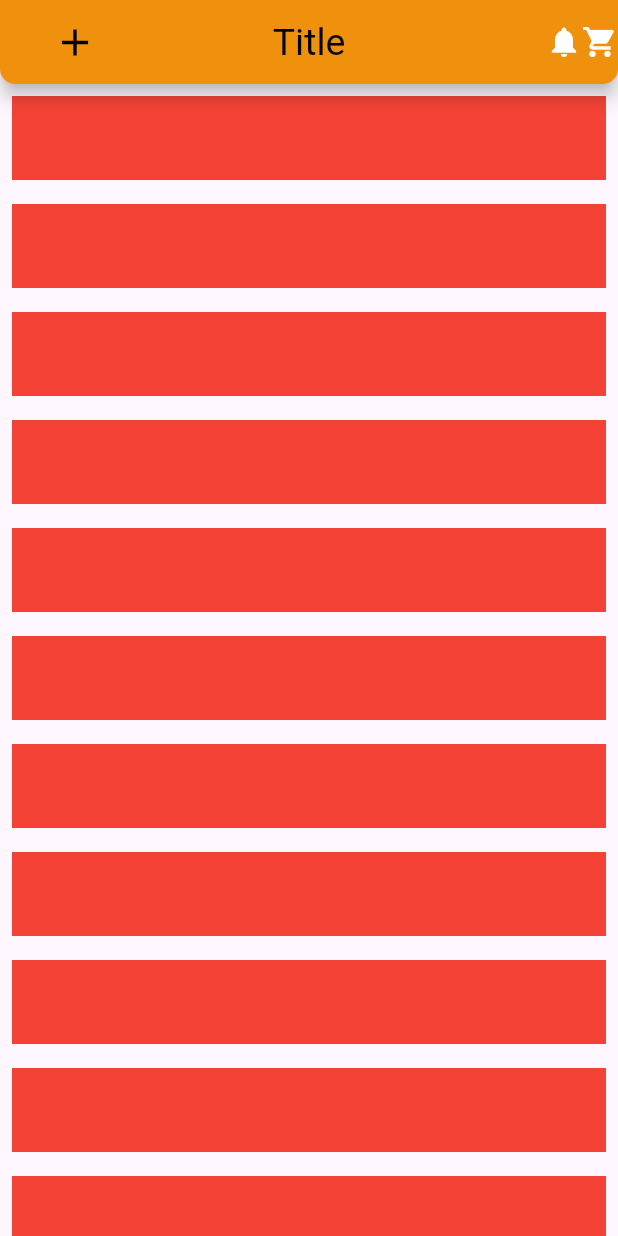
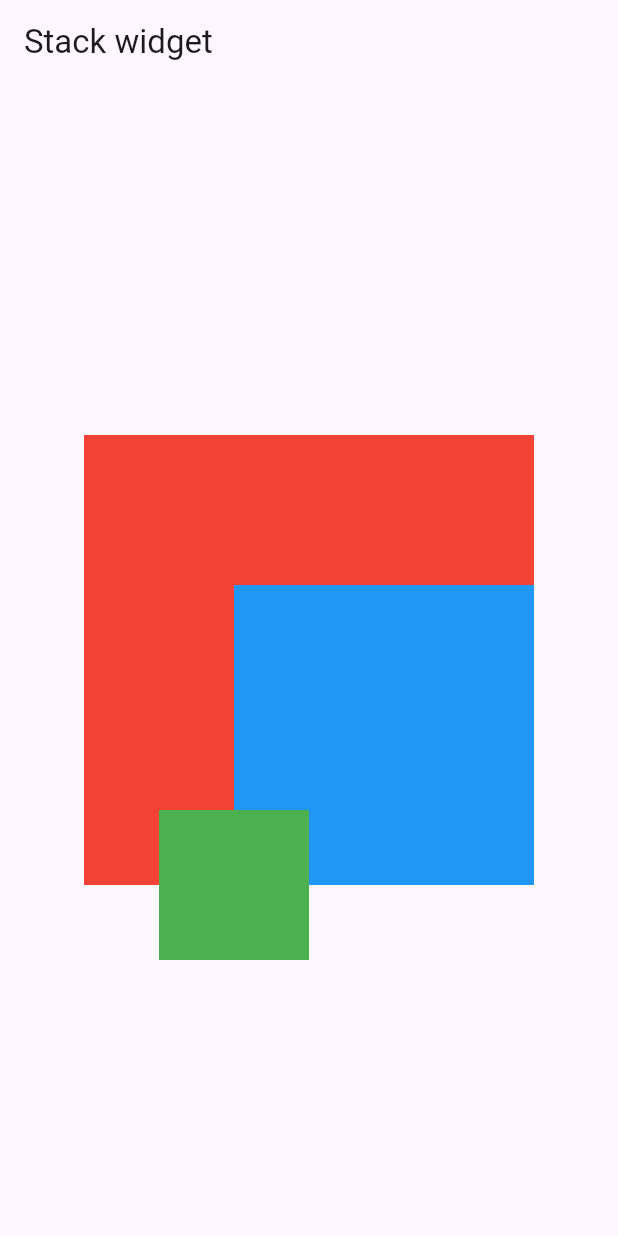
Before and after one commit to MohammadBahlaq/flutter_application_2, a Flutter app: the screen it shows after launch, on a phone screen of 412 x 824 dp. Run offline on Flutter 3.47's test engine with Material 3 defaults, Android fonts, the phone set to English and light mode, and no system bars.

Commit message:
card, images, assets, circle avatar, column, row, stack, align, padding, sized box, divider, clipRRect, clipOval

```diff
--- a/analysis_options.yaml
+++ b/analysis_options.yaml
@@ -7,6 +7,9 @@
 
 # The following line activates a set of recommended lints for Flutter apps,
 # packages, and plugins designed to encourage good coding practices.
+analyzer:
+  errors:
+    unused_import: ignore
 include: package:flutter_lints/flutter.yaml
 
 linter:
--- a/lib/main.dart
+++ b/lib/main.dart
@@ -1,5 +1,5 @@
 import 'package:flutter/material.dart';
-import 'package:flutter_application_2/widgets/content_widgets/app_bar_widget.dart';
+import 'package:flutter_application_2/widgets/layout_widgets/stack_widget.dart';
 
 void main() {
   runApp(const MyApp());
@@ -15,7 +15,7 @@ class MyApp extends StatelessWidget {
       theme: ThemeData(
         colorScheme: ColorScheme.fromSeed(seedColor: Colors.deepPurple),
       ),
-      home: AppBarWidget(),
+      home: StackWidget(),
     );
   }
 }
--- a/lib/widgets/content_widgets/app_bar_widget.dart
+++ b/lib/widgets/content_widgets/app_bar_widget.dart
@@ -43,12 +43,9 @@ class AppBarWidget extends StatelessWidget {
         ],
         //! If you want to set raduis for appBar
         //? we will explain it next lesson
-        shape: RoundedRectangleBorder(
-          borderRadius: BorderRadius.only(
-            bottomLeft: Radius.circular(10),
-            bottomRight: Radius.circular(10),
-          ),
-        ),
+        // shape: RoundedRectangleBorder(
+        //   borderRadius: BorderRadius.vertical(bottom: Radius.circular(15)),
+        // ),
       ),
 
       //? Don't foucus on it we will explain it later...
--- /dev/null
+++ b/lib/widgets/layout_widgets/stack_widget.dart
@@ -0,0 +1,47 @@
+import 'package:flutter/material.dart';
+
+class StackWidget extends StatelessWidget {
+  const StackWidget({super.key});
+
+  @override
+  Widget build(BuildContext context) {
+    return Scaffold(
+      appBar: AppBar(title: Text('Stack widget')),
+      body: Center(
+        child: Stack(
+          alignment: Alignment.bottomRight,
+          clipBehavior: Clip.none,
+          children: [
+            Container(height: 300, width: 300, color: Colors.red),
+            Container(
+              // margin: EdgeInsets.only(bottom: 200),
+              height: 200,
+              width: 200,
+              color: Colors.blue,
+            ),
+            Positioned(
+              left: 50,
+              top: 250,
+              child: Container(height: 100, width: 100, color: Colors.green),
+            ),
+          ],
+        ),
+      ),
+
+      // body: Center(
+      //   child: Stack(
+      //     clipBehavior: Clip.hardEdge,
+      //     alignment: Alignment.center,
+      //     children: [
+      //       Container(height: 300, width: 300, color: Colors.red),
+      //       Container(height: 200, width: 200, color: Colors.blue),
+      //       Positioned(
+      //         top: -25,
+      //         child: Container(height: 100, width: 100, color: Colors.green),
+      //       ),
+      //     ],
+      //   ),
+      // ),
+    );
+  }
+}
```
Also changed, not shown: lib/core/app_images.dart (added, +8 -0 lines), lib/widgets/content_widgets/card_widget.dart (added, +53 -0 lines), lib/widgets/content_widgets/circle_avatar_widget.dart (added, +32 -0 lines), lib/widgets/content_widgets/container_widget.dart (+16 -12 lines), lib/widgets/content_widgets/image_widget.dart (+29 -11 lines), lib/widgets/content_widgets/text_widget.dart (+6 -2 lines), lib/widgets/layout_widgets/column_widget.dart (added, +26 -0 lines), lib/widgets/layout_widgets/divider_widget.dart (added, +67 -0 lines), lib/widgets/layout_widgets/row_widget.dart (added, +41 -0 lines), lib/widgets/layout_widgets/sized_box_widget.dart (added, +28 -0 lines), pubspec.yaml (+12 -3 lines), assets/images/garden.jpg (added), assets/images/garden_2.jpg (added), 1 other file.
